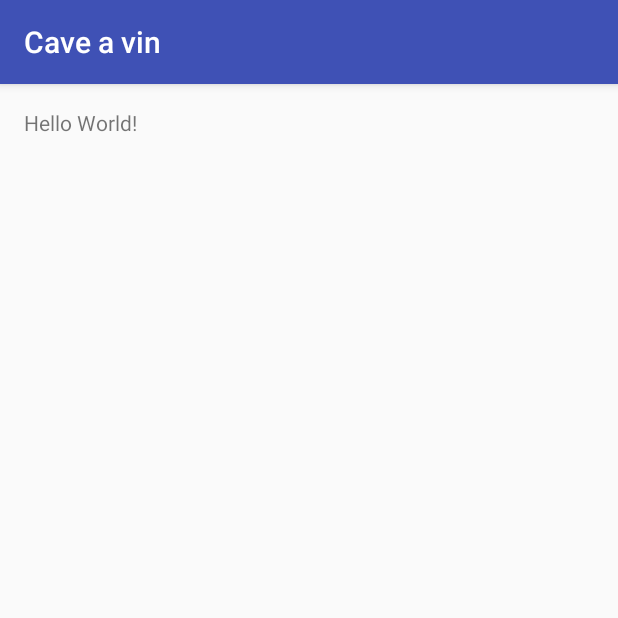
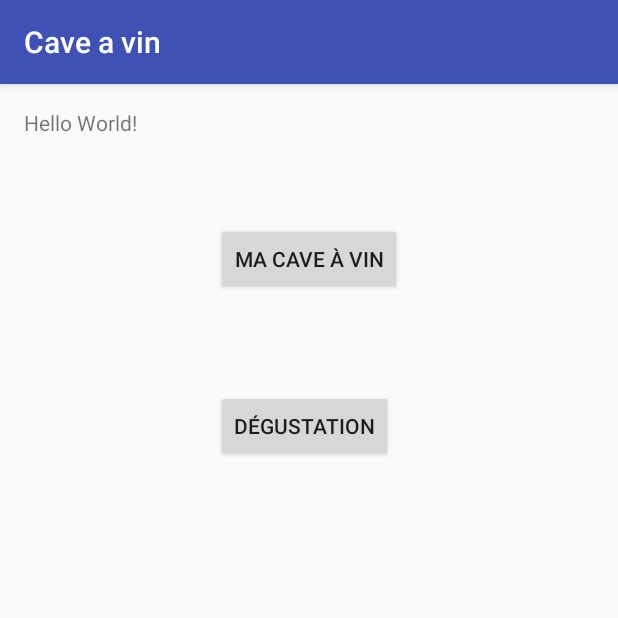
Before and after one commit to Ezwarmax/project_app_android, an Android app: the screen it shows after launch (MainActivity), on a phone screen of 412 x 824 dp, the top half of it. Run offline under Robolectric (Android 15) with nearby library versions, the phone set to English and light mode, and no system bars.

Commit message:
Add 2 buttons

```diff
--- a/Caveavin/app/src/main/res/layout/activity_main.xml
+++ b/Caveavin/app/src/main/res/layout/activity_main.xml
@@ -12,5 +12,25 @@
     <TextView
         android:layout_width="wrap_content"
         android:layout_height="wrap_content"
-        android:text="Hello World!" />
+        android:text="Hello World!"
+        android:id="@+id/textView" />
+
+    <Button
+        android:layout_width="wrap_content"
+        android:layout_height="wrap_content"
+        android:text="Ma Cave à Vin"
+        android:id="@+id/button"
+        android:layout_below="@+id/textView"
+        android:layout_centerHorizontal="true"
+        android:layout_marginTop="57dp" />
+
+    <Button
+        android:layout_width="wrap_content"
+        android:layout_height="wrap_content"
+        android:text="Dégustation"
+        android:id="@+id/button2"
+        android:layout_marginTop="63dp"
+        android:layout_below="@+id/button"
+        android:layout_alignLeft="@+id/button"
+        android:layout_alignStart="@+id/button" />
 </RelativeLayout>
```
